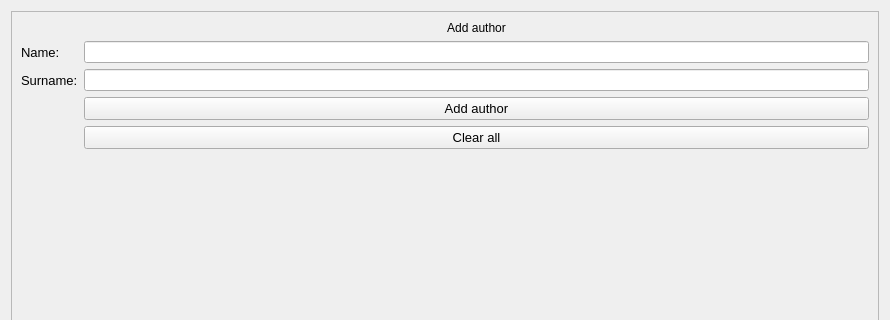
The window that assets/ui_XML/addAuthor_window.ui (nisaia/P-yQt-ersonal-management-system) describes before a commit, drawn with Qt 5; both pictures show x 0 to 890 and y 0 to 320 of the 890 by 730 pixel window.
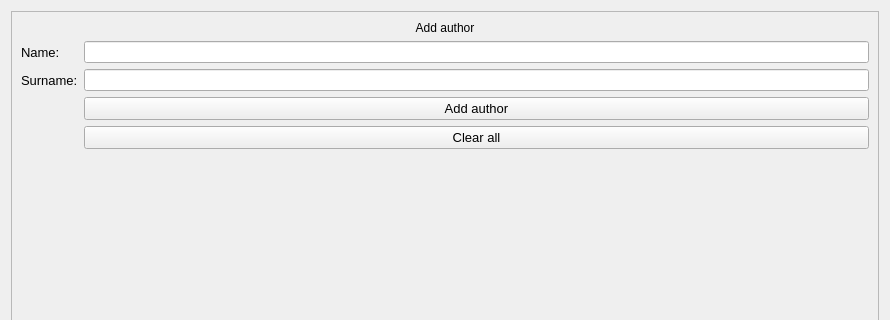
The same window after the commit.

Diff of the .ui file:
```diff
--- a/assets/ui_XML/addAuthor_window.ui
+++ b/assets/ui_XML/addAuthor_window.ui
@@ -87,7 +87,7 @@
         </property>
        </widget>
       </item>
-      <item row="0" column="1">
+      <item row="0" column="0" colspan="2">
        <widget class="QLabel" name="label">
         <property name="text">
          <string>Add author</string>
```
Left out of the diff: 4 changed lines with no effect on the pictures.
